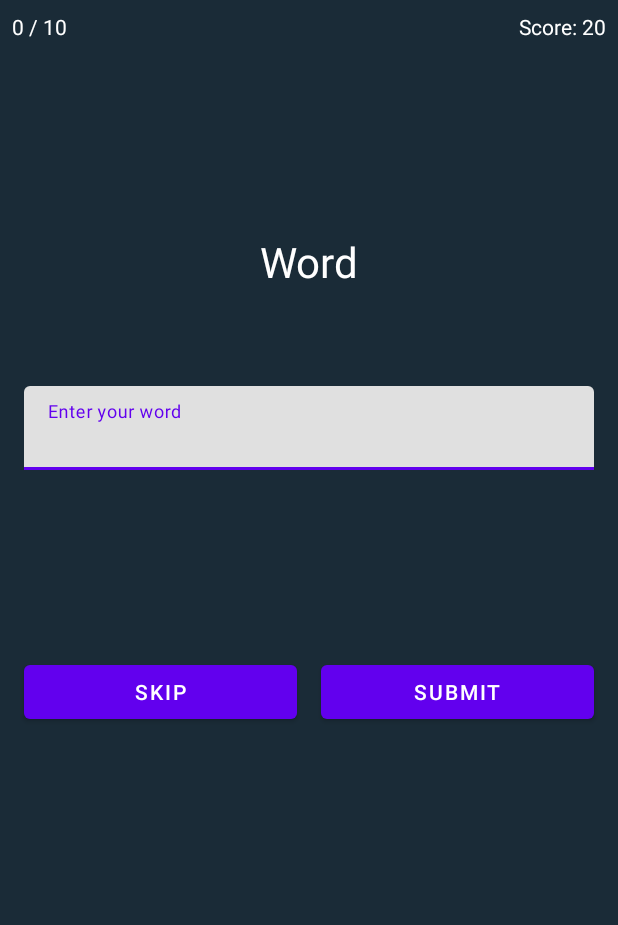
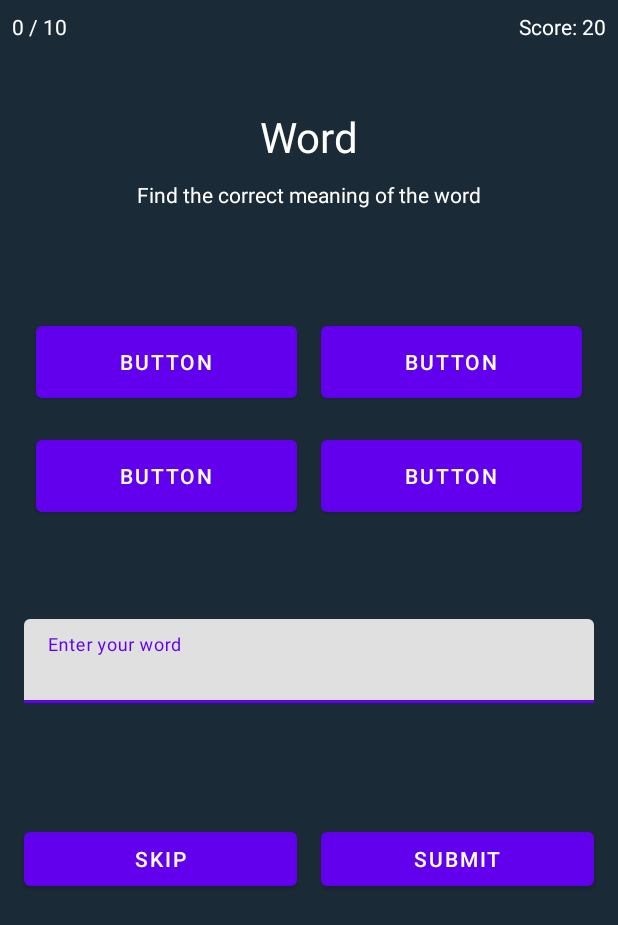
Before and after one commit to Mike-95/MathQuizApp, an Android app: the layout fragment_word_quiz.xml on its own in the app's theme, with its tools: preview values and no code run, on a phone screen of 412 x 824 dp. Shown: the top 925 px of the screen. Run offline under Robolectric (Android 15) with nearby library versions, the phone set to English and light mode, and no system bars.

Commit message:
done some change on fragment_word_quiz layout

```diff
--- a/app/src/main/java/Mikepopup/com/Ui/QuickMathFragment.kt
+++ b/app/src/main/java/Mikepopup/com/Ui/QuickMathFragment.kt
@@ -35,7 +35,7 @@ class QuickMathFragment : Fragment() {
         savedInstanceState: Bundle?
     ): View? {
         // Inflate the layout for this fragment
-        return inflater.inflate(R.layout.fragment_quick_math, container, false)
+        return inflater.inflate(R.layout.fragment_word_quiz, container, false)
     }
 
     companion object {
--- a/app/src/main/res/layout/fragment_word_quiz.xml
+++ b/app/src/main/res/layout/fragment_word_quiz.xml
@@ -32,11 +32,12 @@
         app:layout_constraintTop_toTopOf="@+id/quiz_count"
         tools:text="Score: 20" />
 
+
     <TextView
         android:id="@+id/tv_word"
         android:layout_width="wrap_content"
         android:layout_height="wrap_content"
-        android:layout_marginTop="155dp"
+        android:layout_marginTop="72dp"
         android:text="@string/word"
         android:textColor="@color/white"
         android:textSize="28sp"
@@ -45,18 +46,18 @@
         app:layout_constraintTop_toTopOf="parent"
         tools:text="Word" />
 
-
     <com.google.android.material.textfield.TextInputLayout
         android:id="@+id/textInputLayout"
         android:layout_width="0dp"
         android:layout_height="wrap_content"
         android:layout_marginStart="16dp"
-        android:layout_marginTop="64dp"
+        android:layout_marginTop="65dp"
         android:layout_marginEnd="16dp"
         android:hint="@string/enter_your_word"
         app:layout_constraintEnd_toEndOf="parent"
+        app:layout_constraintHorizontal_bias="0.0"
         app:layout_constraintStart_toStartOf="parent"
-        app:layout_constraintTop_toBottomOf="@+id/tv_word">
+        app:layout_constraintTop_toBottomOf="@+id/choice4">
 
         <com.google.android.material.textfield.TextInputEditText
             android:id="@+id/et_text_input"
@@ -81,12 +82,69 @@
         android:id="@+id/btn_submit"
         android:layout_width="0dp"
         android:layout_height="wrap_content"
-        android:layout_marginTop="124dp"
+        android:layout_marginTop="80dp"
         android:layout_marginEnd="16dp"
         android:text="@string/submit"
         app:layout_constraintEnd_toEndOf="parent"
         app:layout_constraintStart_toEndOf="@+id/btn_skip"
         app:layout_constraintTop_toBottomOf="@+id/textInputLayout" />
 
+    <Button
+        android:id="@+id/choice4"
+        android:layout_width="0dp"
+        android:layout_height="60dp"
+        android:layout_marginStart="16dp"
+        android:layout_marginEnd="24dp"
+        android:text="Button"
+        app:layout_constraintEnd_toEndOf="parent"
+        app:layout_constraintStart_toEndOf="@+id/choice3"
+        app:layout_constraintTop_toTopOf="@+id/choice3" />
+
+    <Button
+        android:id="@+id/choice2"
+        android:layout_width="0dp"
+        android:layout_height="60dp"
+        android:layout_marginStart="16dp"
+        android:layout_marginTop="72dp"
+        android:layout_marginEnd="24dp"
+        android:text="Button"
+        app:layout_constraintEnd_toEndOf="parent"
+        app:layout_constraintStart_toEndOf="@+id/choice1"
+        app:layout_constraintTop_toBottomOf="@+id/tv_task" />
+
+    <Button
+        android:id="@+id/choice1"
+        android:layout_width="0dp"
+        android:layout_height="60dp"
+        android:layout_marginStart="24dp"
+        android:text="Button"
+        app:layout_constraintEnd_toStartOf="@+id/choice2"
+        app:layout_constraintStart_toStartOf="parent"
+        app:layout_constraintTop_toTopOf="@+id/choice2" />
+
+    <Button
+        android:id="@+id/choice3"
+        android:layout_width="0dp"
+        android:layout_height="60dp"
+        android:layout_marginStart="24dp"
+        android:layout_marginTop="16dp"
+        android:layout_marginEnd="16dp"
+        android:text="Button"
+        app:layout_constraintEnd_toStartOf="@+id/choice2"
+        app:layout_constraintHorizontal_bias="0.0"
+        app:layout_constraintStart_toStartOf="parent"
+        app:layout_constraintTop_toBottomOf="@+id/choice1" />
+
+    <TextView
+        android:id="@+id/tv_task"
+        android:layout_width="wrap_content"
+        android:layout_height="wrap_content"
+        android:layout_marginTop="10dp"
+        android:text="Find the correct meaning of the word"
+        android:textColor="@color/white"
+        app:layout_constraintEnd_toEndOf="@+id/tv_word"
+        app:layout_constraintStart_toStartOf="@+id/tv_word"
+        app:layout_constraintTop_toBottomOf="@+id/tv_word" />
+
 
 </androidx.constraintlayout.widget.ConstraintLayout>
```
